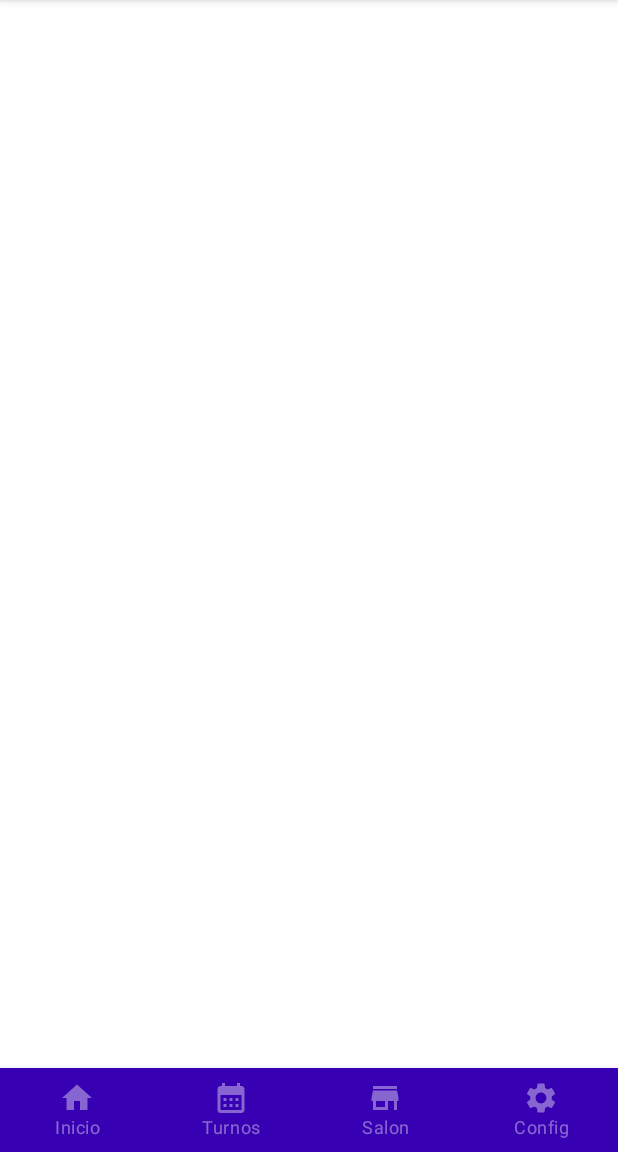
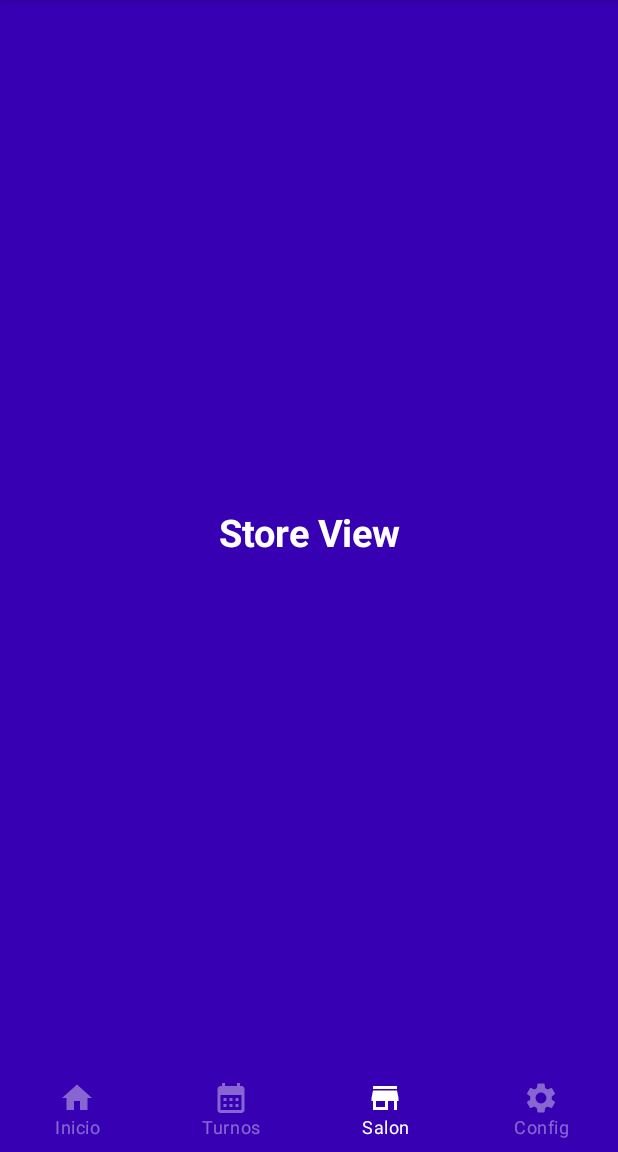
Before and after one commit to juliangg910316/nails_kotlin, an Android app built with Jetpack Compose: the screen it shows after launch (MainActivity), item 3 of the bottom bar chosen, on a phone screen of 412 x 824 dp, the part 84-1236 px from its top. Run offline under Robolectric (Android 15) with nearby library versions, the phone set to English and light mode, and no system bars.

Commit message:
Add navigation controller

```diff
--- a/app/src/main/java/com/juliangg/nails/MainActivity.kt
+++ b/app/src/main/java/com/juliangg/nails/MainActivity.kt
@@ -4,16 +4,14 @@ import android.os.Bundle
 import androidx.activity.ComponentActivity
 import androidx.activity.compose.setContent
 import androidx.compose.foundation.layout.Box
-import androidx.compose.foundation.layout.fillMaxSize
 import androidx.compose.foundation.layout.padding
-import androidx.compose.material.MaterialTheme
 import androidx.compose.material.Scaffold
-import androidx.compose.material.Surface
-import androidx.compose.material.Text
 import androidx.compose.runtime.Composable
 import androidx.compose.ui.Modifier
 import androidx.compose.ui.res.colorResource
 import androidx.compose.ui.tooling.preview.Preview
+import androidx.navigation.compose.rememberNavController
+import com.juliangg.nails.route.Navigation
 import com.juliangg.nails.ui.theme.NailsTheme
 import com.juliangg.nails.widgets.BottomNavigationBar
 import com.juliangg.nails.widgets.TopBar
@@ -29,12 +27,13 @@ class MainActivity : ComponentActivity() {
 
 @Composable
 fun MainScreen() {
+    val navController = rememberNavController()
     Scaffold(
         topBar = { TopBar() },
-        bottomBar = { BottomNavigationBar() },
+        bottomBar = { BottomNavigationBar(navController) },
         content = { padding ->
             Box(modifier = Modifier.padding(padding)) {
-                /* Add code later */
+                Navigation(navController = navController)
             }
         },
         backgroundColor = colorResource(id = R.color.white)
--- /dev/null
+++ b/app/src/main/java/com/juliangg/nails/features/home/HomeScreen.kt
@@ -0,0 +1,35 @@
+package com.juliangg.nails.features.home
+
+import androidx.compose.foundation.background
+import androidx.compose.foundation.layout.Column
+import androidx.compose.foundation.layout.fillMaxSize
+import androidx.compose.foundation.layout.wrapContentSize
+import androidx.compose.material.Text
+import androidx.compose.runtime.Composable
+import androidx.compose.ui.Alignment
+import androidx.compose.ui.Modifier
+import androidx.compose.ui.graphics.Color
+import androidx.compose.ui.res.colorResource
+import androidx.compose.ui.text.font.FontWeight
+import androidx.compose.ui.text.style.TextAlign
+import androidx.compose.ui.unit.sp
+import com.juliangg.nails.R
+
+@Composable
+fun HomeScreen() {
+    Column(
+        modifier = Modifier
+            .fillMaxSize()
+            .background(colorResource(id = R.color.primary))
+            .wrapContentSize(Alignment.Center)
+    ) {
+        Text(
+            text = "Home View",
+            fontWeight = FontWeight.Bold,
+            color = Color.White,
+            modifier = Modifier.align(Alignment.CenterHorizontally),
+            textAlign = TextAlign.Center,
+            fontSize = 25.sp
+        )
+    }
+}
--- /dev/null
+++ b/app/src/main/java/com/juliangg/nails/features/store/StoreScreen.kt
@@ -0,0 +1,35 @@
+package com.juliangg.nails.features.store
+
+import androidx.compose.foundation.background
+import androidx.compose.foundation.layout.Column
+import androidx.compose.foundation.layout.fillMaxSize
+import androidx.compose.foundation.layout.wrapContentSize
+import androidx.compose.material.Text
+import androidx.compose.runtime.Composable
+import androidx.compose.ui.Alignment
+import androidx.compose.ui.Modifier
+import androidx.compose.ui.graphics.Color
+import androidx.compose.ui.res.colorResource
+import androidx.compose.ui.text.font.FontWeight
+import androidx.compose.ui.text.style.TextAlign
+import androidx.compose.ui.unit.sp
+import com.juliangg.nails.R
+
+@Composable
+fun StoreScreen() {
+    Column(
+        modifier = Modifier
+            .fillMaxSize()
+            .background(colorResource(id = R.color.primary))
+            .wrapContentSize(Alignment.Center)
+    ) {
+        Text(
+            text = "Store View",
+            fontWeight = FontWeight.Bold,
+            color = Color.White,
+            modifier = Modifier.align(Alignment.CenterHorizontally),
+            textAlign = TextAlign.Center,
+            fontSize = 25.sp
+        )
+    }
+}
--- /dev/null
+++ b/app/src/main/java/com/juliangg/nails/route/Navigation.kt
@@ -0,0 +1,29 @@
+package com.juliangg.nails.route
+
+import androidx.compose.runtime.Composable
+import androidx.navigation.NavHostController
+import androidx.navigation.compose.NavHost
+import androidx.navigation.compose.composable
+import com.juliangg.nails.features.calendar.CalendarScreen
+import com.juliangg.nails.features.home.HomeScreen
+import com.juliangg.nails.features.setting.SettingScreen
+import com.juliangg.nails.features.store.StoreScreen
+import com.juliangg.nails.widgets.NavigationItem
+
+@Composable
+fun Navigation(navController: NavHostController) {
+    NavHost(navController = navController, startDestination = NavigationItem.Home.route) {
+        composable(NavigationItem.Home.route) {
+            HomeScreen()
+        }
+        composable(NavigationItem.Calendar.route) {
+            CalendarScreen()
+        }
+        composable(NavigationItem.Store.route) {
+            StoreScreen()
+        }
+        composable(NavigationItem.Setting.route) {
+            SettingScreen()
+        }
+    }
+}
--- a/app/src/main/java/com/juliangg/nails/widgets/BottomNavigationBar.kt
+++ b/app/src/main/java/com/juliangg/nails/widgets/BottomNavigationBar.kt
@@ -5,14 +5,17 @@ import androidx.compose.material.BottomNavigationItem
 import androidx.compose.material.Icon
 import androidx.compose.material.Text
 import androidx.compose.runtime.Composable
+import androidx.compose.runtime.getValue
 import androidx.compose.ui.graphics.Color
 import androidx.compose.ui.res.colorResource
 import androidx.compose.ui.res.painterResource
 import androidx.compose.ui.tooling.preview.Preview
+import androidx.navigation.NavController
+import androidx.navigation.compose.currentBackStackEntryAsState
 import com.juliangg.nails.R
 
 @Composable
-fun BottomNavigationBar() {
+fun BottomNavigationBar(navController: NavController) {
     val items = listOf(
         NavigationItem.Home,
         NavigationItem.Calendar,
@@ -20,10 +23,28 @@ fun BottomNavigationBar() {
         NavigationItem.Setting
     )
     BottomNavigation(backgroundColor = colorResource(id = R.color.primary), contentColor = Color.White) {
+        val navBackStackEntry by navController.currentBackStackEntryAsState()
+        val currentRoute = navBackStackEntry?.destination?.route
         items.forEach { item ->
             BottomNavigationItem(
-                selected = false,
-                onClick = { /*TODO*/ },
+                selected = currentRoute == item.route,
+                onClick = {
+                          navController.navigate(item.route) {
+                              // Pop up to the start destination of the graph to
+                              // avoid building up a large stack of destinations
+                              // on the back stack as users select items
+                              navController.graph.startDestinationRoute?.let { route ->
+                                  popUpTo(route) {
+                                      saveState = true
+                                  }
+                              }
+                              // Avoid multiple copies of the same destination when
+                              // reselecting the same item
+                              launchSingleTop = true
+                              // Restore state when reselecting a previously selected item
+                              restoreState = true
+                          }
+                },
                 icon = { Icon(painter = painterResource(id = item.icon), contentDescription = item.title)},
                 label = { Text(text = item.title)},
                 selectedContentColor = Color.White,
@@ -37,5 +58,5 @@ fun BottomNavigationBar() {
 @Preview(showBackground = true)
 @Composable
 fun BottomNavigationBarPreview() {
-    BottomNavigationBar()
+    //BottomNavigationBar()
 }
```
Also changed, not shown: app/src/main/java/com/juliangg/nails/features/calendar/CalendarScreen.kt (added, +35 -0 lines), app/src/main/java/com/juliangg/nails/features/setting/SettingScreen.kt (added, +35 -0 lines).
